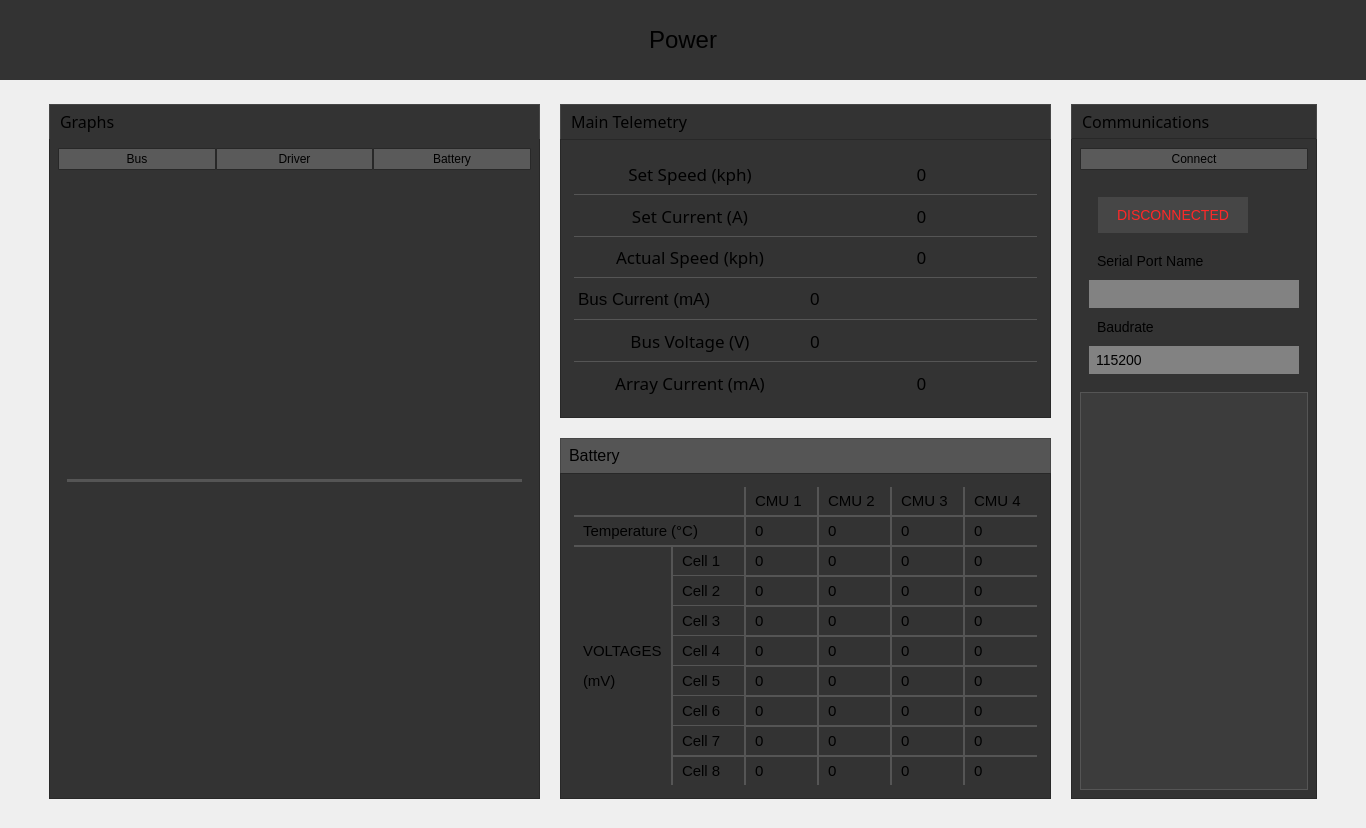
Before: the Qt Designer form PowerUI.ui in UCSolarCarTeam/Delta-Desktop-Client-Telemetry, drawn with Qt 5.
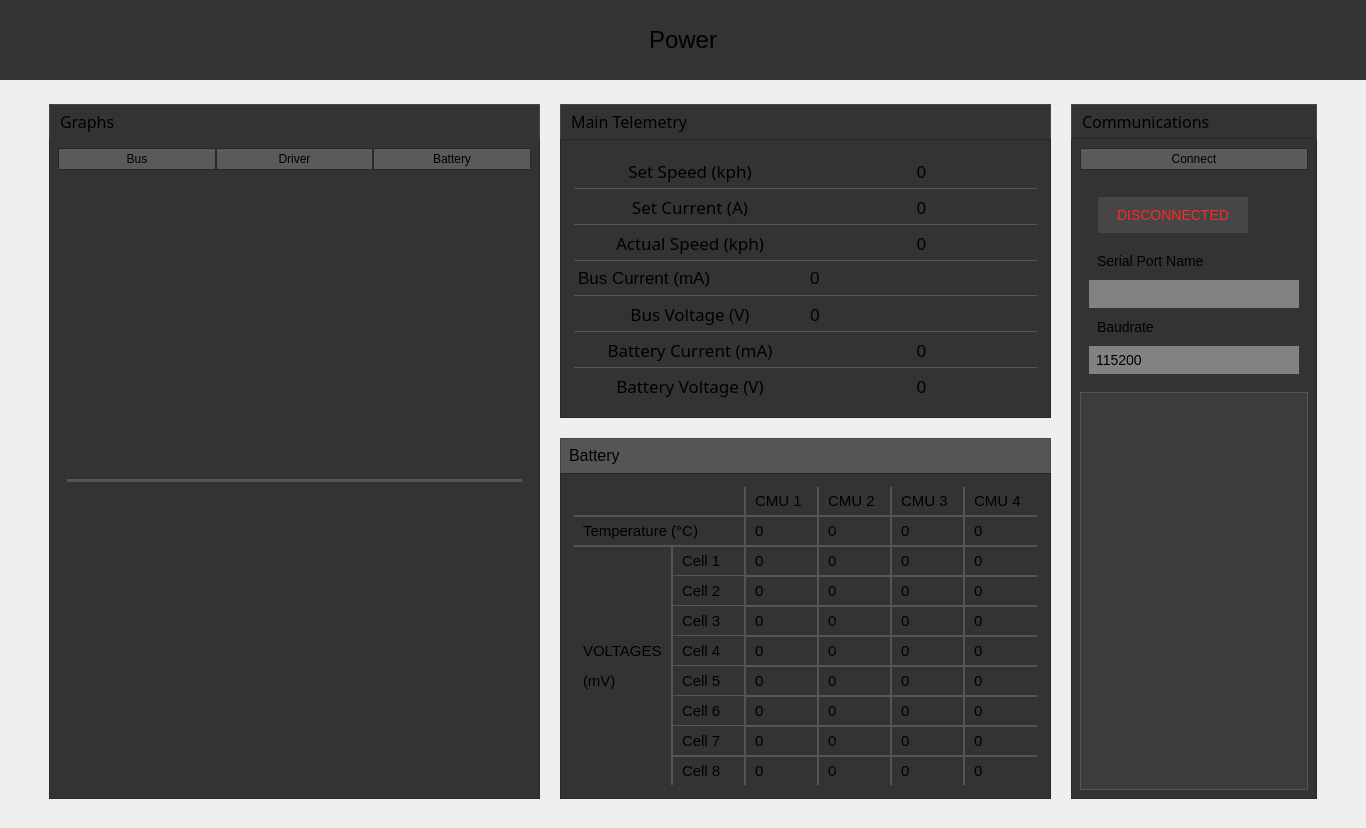
After: the same form once the commit is applied. The open tabs and pages were chosen to show the change. Icons and pictures are not drawn. Custom widgets are drawn as their Qt base class.

Commit message: fixed compiler errors, sorry :( shouldn't have committed the last one

```diff
--- a/PowerUI.ui
+++ b/PowerUI.ui
@@ -1605,7 +1605,7 @@
                    </font>
                   </property>
                   <property name="styleSheet">
-                   <string notr="true">border-bottom: none;</string>
+                   <string notr="true"/>
                   </property>
                   <property name="text">
                    <string>0</string>
@@ -1648,7 +1648,57 @@
                  </widget>
                 </item>
                 <item row="5" column="0">
-                 <widget class="QLabel" name="arrayCurrentLabel">
+                 <widget class="QLabel" name="batteryCurrentLabel">
+                  <property name="font">
+                   <font>
+                    <family>AvenirLTStd</family>
+                    <pointsize>-1</pointsize>
+                   </font>
+                  </property>
+                  <property name="styleSheet">
+                   <string notr="true">text-transform: none;</string>
+                  </property>
+                  <property name="frameShape">
+                   <enum>QFrame::NoFrame</enum>
+                  </property>
+                  <property name="text">
+                   <string>Battery Current (mA)</string>
+                  </property>
+                  <property name="textFormat">
+                   <enum>Qt::PlainText</enum>
+                  </property>
+                  <property name="alignment">
+                   <set>Qt::AlignCenter</set>
+                  </property>
+                  <property name="margin">
+                   <number>0</number>
+                  </property>
+                  <property name="indent">
+                   <number>0</number>
+                  </property>
+                 </widget>
+                </item>
+                <item row="6" column="1">
+                 <widget class="QLabel" name="batteryVoltage">
+                  <property name="font">
+                   <font>
+                    <family>AvenirLTStd</family>
+                    <pointsize>-1</pointsize>
+                   </font>
+                  </property>
+                  <property name="styleSheet">
+                   <string notr="true">border-bottom: none;</string>
+                  </property>
+                  <property name="text">
+                   <string>0</string>
+                  </property>
+                  <property name="alignment">
+                   <set>Qt::AlignCenter</set>
+                  </property>
+                 </widget>
+                </item>
+                <item row="6" column="0">
+                 <widget class="QLabel" name="batteryVoltageLabel_2">
                   <property name="font">
                    <font>
                     <family>AvenirLTStd</family>
@@ -1663,7 +1713,7 @@
                    <enum>QFrame::NoFrame</enum>
                   </property>
                   <property name="text">
-                   <string>Array Current (mA)</string>
+                   <string>Battery Voltage (V)</string>
                   </property>
                   <property name="textFormat">
                    <enum>Qt::PlainText</enum>
```
Left out of the diff: 18 changed lines with no effect on the pictures. The commit also changes 1 other file.
